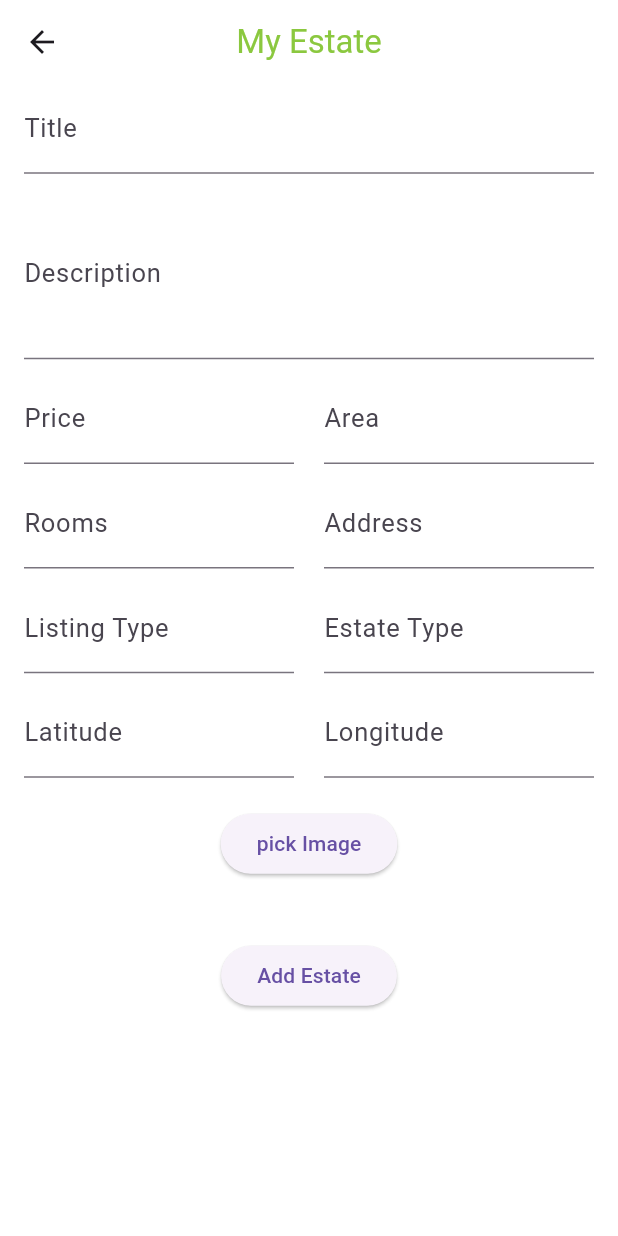
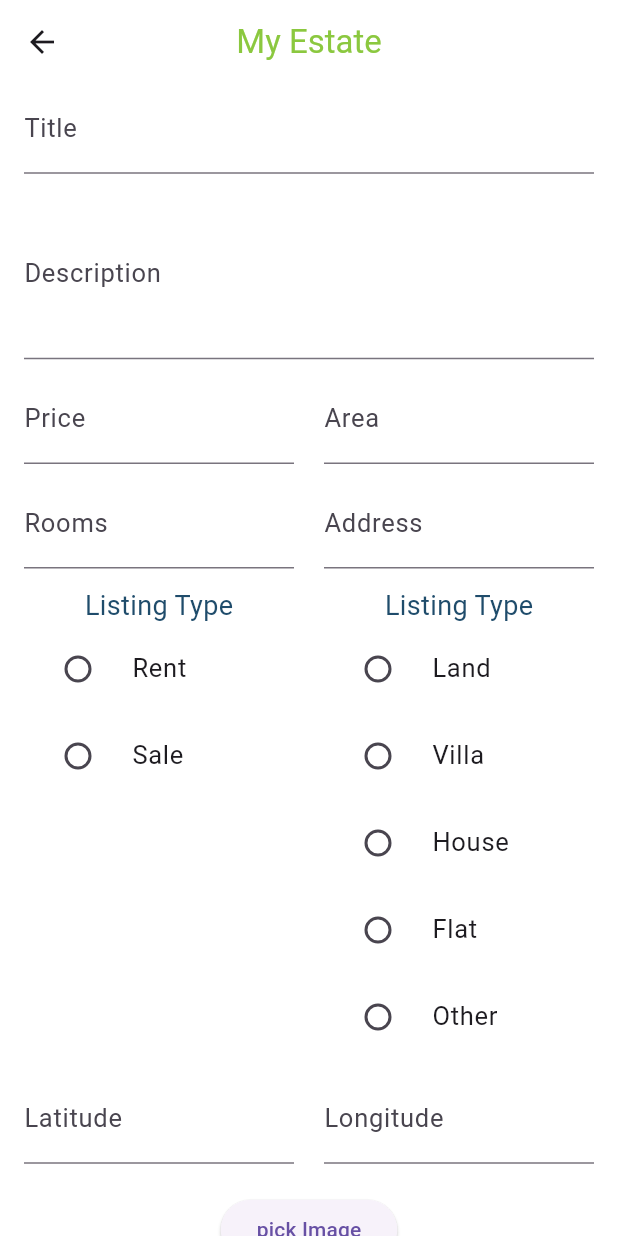
Before and after one commit to Mohamed-Jalab/estate_app, a Flutter app: the AddEstate screen opened directly, on a phone screen of 412 x 824 dp. Run offline on Flutter 3.47's test engine with Material 3 defaults, Android fonts, the phone set to English and light mode, and no system bars; our stand-ins replace accordion, flutter_bloc, flutter_rating_bar, fluttertoast, google_maps_flutter, image_picker and 4 more; accounts and stored records are empty; network calls fail; Roboto replaces fonts that are missing (LatoRegular).

Commit message:
finish add estate with choices

```diff
--- a/lib/screens/add_estate.dart
+++ b/lib/screens/add_estate.dart
@@ -135,24 +135,79 @@ class _AddEstateState extends State<AddEstate> {
                 ),
                 SizedBox(height: 10),
                 Row(
+                  crossAxisAlignment: CrossAxisAlignment.start,
                   children: [
                     Expanded(
-                      child: TextField(
-                          decoration:
-                              InputDecoration(labelText: "Listing Type"),
-                          controller: TextEditingController(text: listingType),
+                      child: Column(mainAxisSize: MainAxisSize.min, children: [
+                        Text("Listing Type", style: TextStyle(fontSize: 18)),
+                        RadioListTile(
+                            value: "rent",
+                            title: Text("Rent"),
+                            groupValue: listingType,
                             onChanged: (value) {
                               listingType = value;
+                              setState(() {});
                             }),
+                        SizedBox(height: 2),
+                        RadioListTile(
+                            value: "sale",
+                            title: Text("Sale"),
+                            groupValue: listingType,
+                            onChanged: (value) {
+                              listingType = value;
+                              setState(() {});
+                            }),
+                      ]),
                     ),
                     SizedBox(width: 20),
                     Expanded(
-                      child: TextField(
-                          decoration: InputDecoration(labelText: "Estate Type"),
-                          controller: TextEditingController(text: estateType),
+                      child: Column(mainAxisSize: MainAxisSize.min, children: [
+                        Text("Listing Type", style: TextStyle(fontSize: 18)),
+                        RadioListTile(
+                            value: "land",
+                            title: Text("Land"),
+                            groupValue: estateType,
                             onChanged: (value) {
                               estateType = value;
+                              setState(() {});
                             }),
+                        SizedBox(height: 2),
+                        RadioListTile(
+                            value: "villa",
+                            title: Text("Villa"),
+                            groupValue: estateType,
+                            onChanged: (value) {
+                              estateType = value;
+                              setState(() {});
+                            }),
+                        SizedBox(height: 2),
+                        RadioListTile(
+                            value: "house",
+                            title: Text("House"),
+                            groupValue: estateType,
+                            onChanged: (value) {
+                              estateType = value;
+                              setState(() {});
+                            }),
+                        SizedBox(height: 2),
+                        RadioListTile(
+                            value: "flat",
+                            title: Text("Flat"),
+                            groupValue: estateType,
+                            onChanged: (value) {
+                              estateType = value;
+                              setState(() {});
+                            }),
+                        SizedBox(height: 2),
+                        RadioListTile(
+                            value: "other",
+                            title: Text("Other"),
+                            groupValue: estateType,
+                            onChanged: (value) {
+                              estateType = value;
+                              setState(() {});
+                            }),
+                      ]),
                     ),
                   ],
                 ),
@@ -236,7 +291,8 @@ class _AddEstateState extends State<AddEstate> {
       isLoading = true;
     });
     http.MultipartRequest request =
-        http.MultipartRequest('POST', Uri.parse('${Constant.baseUrl}/estate'))..followRedirects = false;
+        http.MultipartRequest('POST', Uri.parse('${Constant.baseUrl}/estate'))
+          ..followRedirects = false;
 
     request.headers['Authorization'] = 'Bearer ${Constant.token!}';
     request.headers['Content-Type'] = 'application/json';
```
Lines whose indentation alone changed are shown as unchanged.
